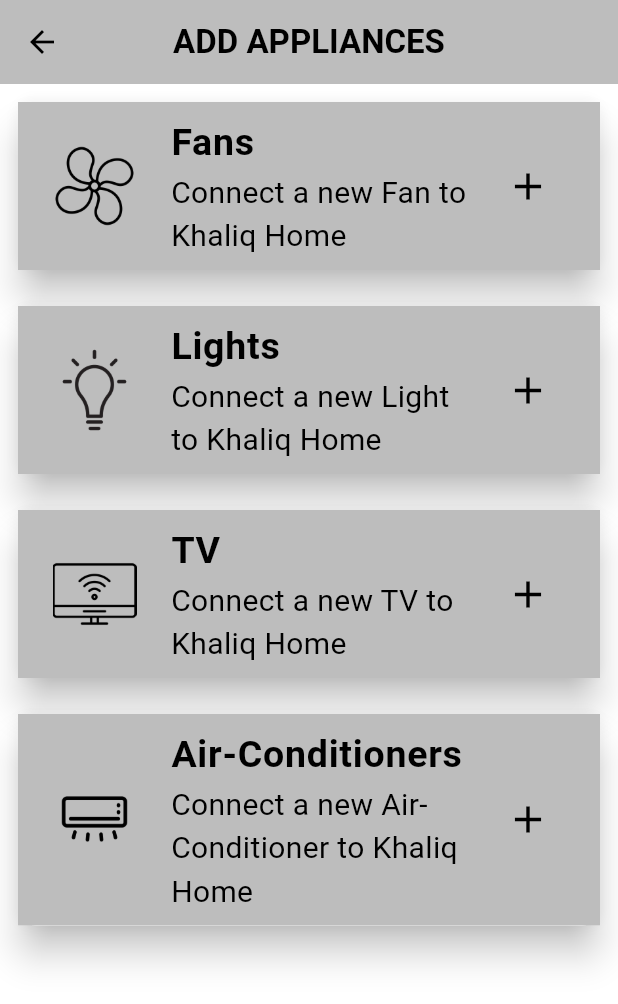
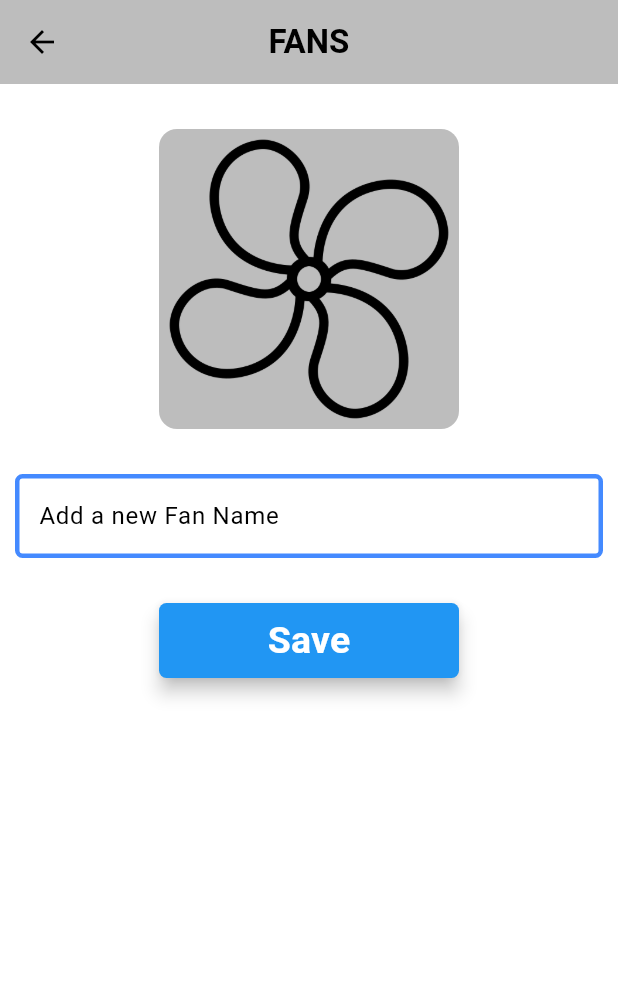
Before and after one commit to redanjir/Khaliq-Home-1-, a Flutter app: the AddAppliancesPage screen opened by its route, after a tap on the "add" icon, on a phone screen of 412 x 824 dp. Shown: the top 1004 px of the screen. Run offline on Flutter 3.47's test engine with Material 3 defaults, Android fonts, the light colour scheme and no system bars; our stand-ins replace cloud_firestore, firebase_core, fl_chart; missing offline and left inert: auth; accounts and stored records are empty.

Commit message:
changed some stuff

```diff
--- a/lib/components/add_appliances.dart
+++ /dev/null
@@ -1,27 +0,0 @@
-// ignore_for_file: use_key_in_widget_constructors, prefer_const_constructors_in_immutables, prefer_const_constructors
-
-import 'package:flutter/material.dart';
-
-class MyDevices extends StatelessWidget {
-  final String title;
-  final String description;
-  final String imagepath;
-  MyDevices(this.title, this.description, this.imagepath);
-
-  @override
-  Widget build(BuildContext context) {
-    return Padding(
-      padding: const EdgeInsets.all(8.0),
-      child: Card(
-        elevation: 10,
-        child: ListTile(
-          tileColor: Theme.of(context).primaryColor,
-          leading: Image(image: AssetImage(imagepath), height: 70, width: 70,),
-          title: Text(title, style: TextStyle(fontWeight: FontWeight.bold, fontSize: 25),),
-          subtitle: Text(description, style: TextStyle(fontSize: 20),),
-          trailing: IconButton(icon: Icon(Icons.add, size: 30,), onPressed: (){},),
-        ),
-      ),
-    );
-  }
-}
--- a/lib/main.dart
+++ b/lib/main.dart
@@ -8,6 +8,7 @@ import 'package:flutter_apptest/firebase_options.dart';
 import 'package:flutter_apptest/pages/about_page.dart';
 import 'package:flutter_apptest/pages/add_appliances_page.dart';
 import 'package:flutter_apptest/pages/energy_page.dart';
+import 'package:flutter_apptest/pages/energygoals_page.dart';
 import 'package:flutter_apptest/pages/home_page.dart';
 import 'package:flutter_apptest/pages/manage_appliances_page.dart';
 import 'package:flutter_apptest/pages/profile_page.dart';
@@ -39,6 +40,7 @@ class MyApp extends StatelessWidget {
         '/add_appliances_page':(context) => AddAppliancesPage(),
         '/manage_appliances_page':(context) => ManageAppliancesPage(),
         '/energy_page':(context) => const EnergyPage(),
+        '/energygoals_page': (context) => const EnergyGoalsPage(),
       },
     );
   }
--- /dev/null
+++ b/lib/models/fans.dart
@@ -0,0 +1,8 @@
+class Fans {
+  String fanName;
+  String imagePath;
+  double? fanSpeed;
+  double? fanBrightness;
+
+  Fans(this.fanName,this.imagePath,  {this.fanSpeed, this.fanBrightness});
+}
--- a/lib/pages/add_appliances_page.dart
+++ b/lib/pages/add_appliances_page.dart
@@ -1,18 +1,18 @@
-// ignore_for_file: must_be_immutable
+// ignore_for_file: must_be_immutable, use_key_in_widget_constructors, prefer_const_constructors_in_immutables
 
 import 'package:flutter/material.dart';
-import 'package:flutter_apptest/components/add_appliances.dart';
+import 'package:flutter_apptest/models/AirConditioners.dart';
+import 'package:flutter_apptest/models/TVs.dart';
+import 'package:flutter_apptest/models/fans.dart';
+import 'package:flutter_apptest/models/lights.dart';
+import 'package:flutter_apptest/pages/appliances/AirConditioners_page.dart';
+import 'package:flutter_apptest/pages/appliances/Fans_page.dart';
+import 'package:flutter_apptest/pages/appliances/Lights_page.dart';
+import 'package:flutter_apptest/pages/appliances/TVs_page.dart';
 
 class AddAppliancesPage extends StatelessWidget {
-   AddAppliancesPage({super.key});
-
-  List mydevices = [
-    // [title, description, ImagePath]
-    ["Fans", "Connect a new Fan to Khaliq Home", "assets/images/fan.png"],
-    ["Lights", "Connect a new Light to Khaliq Home", "assets/images/light-bulb.png"],
-    ["TV", "Connect a new TV to Khaliq Home", "assets/images/smart-tv.png"],
-    ["Air-Conditioners", "Connect a new Air-Conditioner to Khaliq Home", "assets/images/air-conditioner.png"],
-  ];
+   AddAppliancesPage();
+   List<Fans> fanlist = [];
 
   @override
   Widget build(BuildContext context) {
@@ -23,16 +23,81 @@ class AddAppliancesPage extends StatelessWidget {
         backgroundColor: Theme.of(context).colorScheme.primary,
       ),
 
-      body: ListView.builder(
-        itemCount: mydevices.length,
-        itemBuilder: (context, index){
-          return MyDevices(
-            mydevices[index][0],
-            mydevices[index][1],
-            mydevices[index][2],
-          );
-        }
-      ),
+      body: ListView(
+        children: [
+          Padding(
+            padding: const EdgeInsets.all(8.0),
+            child: Card(
+              elevation: 10,
+              child: ListTile(
+                tileColor: Theme.of(context).primaryColor,
+                leading: const Image(image: AssetImage("assets/images/fan.png"), height: 70, width: 70,),
+                title: const Text("Fans", style: TextStyle(fontWeight: FontWeight.bold, fontSize: 21),),
+                subtitle: const Text("Connect a new Fan to Khaliq Home", style: TextStyle(fontSize: 20),),
+                trailing: IconButton(icon: const Icon(Icons.add, size: 30,),
+                  onPressed: (){
+                    Fans fan1 = Fans("Fans", "assets/images/fan.png",);
+                    Navigator.push(context, MaterialPageRoute(builder: (context) => FansPage(fan1, fanlist)));
+                    },),
+              ),
+            ),
+          ),
+
+           Padding(
+            padding: const EdgeInsets.all(8.0),
+            child: Card(
+              elevation: 10,
+              child: ListTile(
+                tileColor: Theme.of(context).primaryColor,
+                leading: const Image(image: AssetImage("assets/images/light-bulb.png"), height: 70, width: 70,),
+                title: const Text("Lights", style: TextStyle(fontWeight: FontWeight.bold, fontSize: 21),),
+                subtitle: const Text("Connect a new Light to Khaliq Home", style: TextStyle(fontSize: 20),),
+                trailing: IconButton(icon: const Icon(Icons.add, size: 30,),
+                  onPressed: (){
+                    Lights lights1 = Lights("Lights", "assets/images/light-bulb.png");
+                    Navigator.push(context, MaterialPageRoute(builder: (context) => LightPage(lights1)));
+                    },),
+              ),
+            ),
+          ),
+
+           Padding(
+            padding: const EdgeInsets.all(8.0),
+            child: Card(
+              elevation: 10,
+              child: ListTile(
+                tileColor: Theme.of(context).primaryColor,
+                leading: const Image(image: AssetImage("assets/images/smart-tv.png"), height: 70, width: 70,),
+                title: const Text("TVs", style: TextStyle(fontWeight: FontWeight.bold, fontSize: 21),),
+                subtitle: const Text("Connect a new TV to Khaliq Home", style: TextStyle(fontSize: 20),),
+                trailing: IconButton(icon: const Icon(Icons.add, size: 30,),
+                  onPressed: (){
+                    TVs tV1 = TVs("TVs", "assets/images/smart-tv.png");
+                    Navigator.push(context, MaterialPageRoute(builder: (context) => TvPage(tV1)));
+                    },),
+              ),
+            ),
+          ),
+
+           Padding(
+            padding: const EdgeInsets.all(8.0),
+            child: Card(
+              elevation: 10,
+              child: ListTile(
+                tileColor: Theme.of(context).primaryColor,
+                leading: const Image(image: AssetImage("assets/images/air-conditioner.png"), height: 70, width: 70,),
+                title: const Text("Air Condtioners", style: TextStyle(fontWeight: FontWeight.bold, fontSize: 21),),
+                subtitle: const Text("Connect a new Air-Conditioner to Khaliq Home", style: TextStyle(fontSize: 20),),
+                trailing: IconButton(icon: const Icon(Icons.add, size: 30,),
+                  onPressed: (){
+                    AirConditioners ac1 = AirConditioners("Air Conditioners", "assets/images/air-conditioner.png");
+                    Navigator.push(context, MaterialPageRoute(builder: (context) => AirConPage(ac1)));
+                    },),
+              ),
+            ),
+          ),
+        ],
+      )
     );
   }
 }
--- /dev/null
+++ b/lib/pages/appliances/Fans_page.dart
@@ -0,0 +1,118 @@
+// ignore_for_file: use_key_in_widget_constructors
+
+import 'package:flutter/material.dart';
+import 'package:flutter_apptest/models/fans.dart';
+import 'package:flutter_apptest/pages/manage_appliances/manageFans.dart';
+
+class FansPage extends StatefulWidget {
+  final Fans fan1;
+  final List<Fans> fanlist;
+  const FansPage(this.fan1, this.fanlist);
+
+  @override
+  State<FansPage> createState() => _FansPageState();
+}
+
+class _FansPageState extends State<FansPage> {
+  final TextEditingController _fanNameController = TextEditingController();
+  @override
+  Widget build(BuildContext context) {
+    return Scaffold(
+       appBar: AppBar(
+        centerTitle: true,
+        title: const Text('FANS', style: TextStyle(fontWeight: FontWeight.bold)),
+        backgroundColor: Theme.of(context).colorScheme.primary,
+      ),
+      body: SingleChildScrollView(
+        child: Column(
+          // mainAxisAlignment: MainAxisAlignment.spaceAround,
+          children: [
+
+            const SizedBox(height: 30,),
+            // The Image
+            Center(
+              child: Container(
+                decoration: BoxDecoration(
+                  borderRadius: BorderRadius.circular(12),
+                  color: Theme.of(context).colorScheme.primary
+                ),
+                child: Image.asset(
+                  widget.fan1.imagePath,
+                  height: 200,
+                ),
+              ),
+            ),
+            const SizedBox(height: 20,),
+
+            Container(
+              padding: const EdgeInsets.all(10),
+              child: TextField(
+                decoration: InputDecoration(
+                  filled: true, hintText: 'Add a new Fan Name',
+                  enabledBorder: OutlineInputBorder(
+                    borderRadius: BorderRadius.circular(5),
+                    borderSide: const BorderSide(width: 3, color: Colors.blueAccent)
+                  ),
+                  focusedBorder: OutlineInputBorder(
+                    borderRadius: BorderRadius.circular(5),
+                    borderSide: const BorderSide(width: 3, color: Colors.orangeAccent)
+                  )
+                ),
+                controller: _fanNameController,
+              ),
+            ),
+            const SizedBox(height: 20,),
+
+            SizedBox(
+              height: 50,
+              width: 200,
+              child: ElevatedButton(
+                onPressed: () {
+                  String fanName = _fanNameController.text.trim();
+
+                  // Check if the fan name is empty or if it's a duplicate
+                  bool isNameEmpty = fanName.isEmpty;
+                  bool isDuplicateName = widget.fanlist.any((fan) => fan.fanName == fanName);
+
+                  if (!isNameEmpty && !isDuplicateName) {
+                    Fans newFan = Fans(fanName, widget.fan1.imagePath);
+                    setState(() {
+                      widget.fanlist.add(newFan);
+                    });
+                    Navigator.push(context, MaterialPageRoute(builder: (context) => ManageFansPage(widget.fanlist)));
+                  } else {
+                    // Show a snackbar indicating the error
+                    ScaffoldMessenger.of(context).showSnackBar(
+                      SnackBar(
+                        content: Text(isNameEmpty ? 'Fan name cannot be empty.' : 'Fan name already exists.'),
+                        duration: Duration(seconds: 2),
+                        action: SnackBarAction(
+                          label: 'OK',
+                          onPressed: () {
+                            ScaffoldMessenger.of(context).hideCurrentSnackBar();
+                          },
+                        ),
+                      ),
+                    );
+                  }
+                },
+
+
+
+                 style: ElevatedButton.styleFrom(
+                  foregroundColor: Colors.white, backgroundColor: Colors.blue, elevation: 5,
+                  shape: RoundedRectangleBorder(
+                  borderRadius: BorderRadius.circular(5),
+                ),
+                ),
+                child: const Text('Save', style: TextStyle(fontSize: 25, fontWeight: FontWeight.bold),),
+              ),
+            )
+
+
+          ],
+        ),
+      ),
+    );
+  }
+}
--- a/lib/pages/home_page.dart
+++ b/lib/pages/home_page.dart
@@ -49,7 +49,7 @@ List myAppliances = [
   ["Add Appliances", Icons.add, '/add_appliances_page'],
   ["Manage Appliances", Icons.settings, '/manage_appliances_page'],
   ["Energy Consumption", Icons.flash_on, '/energy_page'],
-  ["Set energy goal", Icons.timeline, '/profile_page'],
+  ["Set energy goal", Icons.timeline, '/energygoals_page'],
 ];
 
 
```
Also changed, not shown: lib/models/AirConditioners.dart (added, +10 -0 lines), lib/models/TVs.dart (added, +8 -0 lines), lib/models/lights.dart (added, +8 -0 lines), lib/pages/appliances/AirConditioners_page.dart (added, +24 -0 lines), lib/pages/appliances/Lights_page.dart (added, +24 -0 lines), lib/pages/appliances/TVs_page.dart (added, +24 -0 lines), lib/pages/energygoals_page.dart (added, +88 -0 lines), lib/pages/manage_appliances/manageFans.dart (added, +65 -0 lines).
